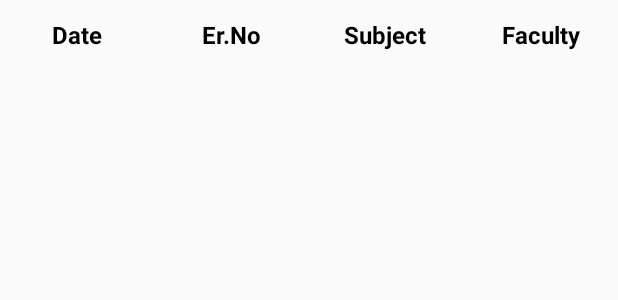
After one commit to shrungBhatt/ErNexus, an Android app: the layout list_item_attendance_recycler_view.xml on its own in the app's theme, with its tools: preview values and no code run, on a phone screen of 412 x 824 dp. The commit adds this screen. Shown: the top 300 px of the screen. Run offline under Robolectric (Android 15) with nearby library versions, the phone set to English and light mode, and no system bars.

Commit message:
22/3/2017

```diff
--- a/app/src/main/java/com/example/andorid/ersnexus/database/attendance/AttendanceBaseHelper.java
+++ b/app/src/main/java/com/example/andorid/ersnexus/database/attendance/AttendanceBaseHelper.java
@@ -42,4 +42,7 @@ public class AttendanceBaseHelper extends SQLiteOpenHelper{
     public void onUpgrade (SQLiteDatabase db, int oldVersion, int newVersion) {
 
     }
+
+
+
 }
--- a/app/src/main/java/com/example/andorid/ersnexus/userscanattendance/UserScanAttendanceFragment.java
+++ b/app/src/main/java/com/example/andorid/ersnexus/userscanattendance/UserScanAttendanceFragment.java
@@ -2,6 +2,7 @@ package com.example.andorid.ersnexus.userscanattendance;
 
 import android.content.Intent;
 import android.os.Bundle;
+import android.support.design.widget.Snackbar;
 import android.support.v4.app.Fragment;
 import android.view.LayoutInflater;
 import android.view.View;
@@ -78,6 +79,8 @@ public class UserScanAttendanceFragment extends Fragment {
                 attendanceData.getSubjectCode();
                 attendanceData.getFacultyCode();
                 AttendanceLab.get(getActivity()).addAttendance(attendanceData);
+
+                Snackbar.make(getView(),"Attendance Submitted",Snackbar.LENGTH_SHORT).show();
             }
         });
 
--- a/app/src/main/res/layout/fragment_user_scan_attendance.xml
+++ b/app/src/main/res/layout/fragment_user_scan_attendance.xml
@@ -9,9 +9,6 @@
     <LinearLayout
         android:layout_width="match_parent"
         android:layout_height="wrap_content"
-        android:layout_alignParentLeft="true"
-        android:layout_alignParentStart="true"
-        android:layout_alignParentTop="true"
         android:orientation="vertical">
 
         <TextView
--- /dev/null
+++ b/app/src/main/res/layout/list_item_attendance_recycler_view.xml
@@ -0,0 +1,122 @@
+<?xml version="1.0" encoding="utf-8"?>
+
+<LinearLayout
+    xmlns:android="http://schemas.android.com/apk/res/android"
+    android:layout_width="match_parent"
+    android:layout_height="wrap_content"
+    android:orientation="horizontal"
+    android:layout_marginBottom="12dp">
+
+    <LinearLayout
+        android:layout_width="0dp"
+        android:layout_height="wrap_content"
+        android:layout_weight="1"
+        android:orientation="vertical">
+
+        <TextView
+            android:layout_width="match_parent"
+            android:layout_height="wrap_content"
+            android:layout_marginBottom="@dimen/layout_marginBottom"
+            android:layout_marginTop="@dimen/layout_marginTop"
+            android:text="Date"
+            android:layout_gravity="center"
+            android:gravity="center"
+            android:textColor="@android:color/black"
+            android:textSize="16sp"
+            android:textStyle="bold"/>
+
+        <TextView
+            android:id="@+id/date_list_item_textView"
+            android:layout_width="match_parent"
+            android:layout_height="wrap_content"
+            android:layout_gravity="center"
+            android:gravity="center"
+            android:textSize="14sp"/>
+    </LinearLayout>
+
+    <LinearLayout
+        android:layout_width="0dp"
+        android:layout_height="wrap_content"
+        android:layout_weight="1"
+        android:orientation="vertical">
+
+        <TextView
+            android:layout_width="match_parent"
+            android:layout_height="wrap_content"
+            android:layout_gravity="center"
+            android:gravity="center"
+            android:layout_marginBottom="@dimen/layout_marginBottom"
+
+            android:layout_marginTop="@dimen/layout_marginTop"
+            android:text="Er.No"
+            android:textColor="@android:color/black"
+            android:textSize="16sp"
+            android:textStyle="bold"/>
+
+        <TextView
+            android:id="@+id/erNo_code_list_item_textView"
+            android:layout_width="match_parent"
+            android:layout_height="wrap_content"
+            android:layout_gravity="center"
+            android:gravity="center"
+            android:textSize="14sp"/>
+    </LinearLayout>
+
+    <LinearLayout
+        android:layout_width="0dp"
+        android:layout_height="wrap_content"
+        android:layout_weight="1"
+        android:orientation="vertical">
+
+        <TextView
+            android:id="@+id/textView3"
+            android:layout_width="match_parent"
+            android:layout_height="wrap_content"
+            android:layout_gravity="center"
+            android:gravity="center"
+            android:layout_marginBottom="@dimen/layout_marginBottom"
+
+            android:layout_marginTop="@dimen/layout_marginTop"
+            android:text="Subject"
+            android:textColor="@android:color/black"
+            android:textSize="16sp"
+            android:textStyle="bold"/>
+
+        <TextView
+            android:id="@+id/subject_code_list_item_textView"
+            android:layout_width="match_parent"
+            android:layout_height="wrap_content"
+            android:layout_gravity="center"
+            android:gravity="center"
+            android:textSize="14sp"/>
+    </LinearLayout>
+
+    <LinearLayout
+        android:layout_width="0dp"
+        android:layout_height="wrap_content"
+        android:layout_weight="1"
+        android:orientation="vertical">
+
+        <TextView
+            android:layout_width="match_parent"
+            android:layout_height="wrap_content"
+            android:layout_gravity="center"
+            android:gravity="center"
+            android:layout_marginBottom="@dimen/layout_marginBottom"
+            android:layout_marginTop="@dimen/layout_marginTop"
+            android:text="Faculty"
+            android:textColor="@android:color/black"
+            android:textSize="16sp"
+            android:textStyle="bold"/>
+
+
+        <TextView
+            android:id="@+id/faculty_code_list_item_textView"
+            android:layout_width="match_parent"
+            android:layout_height="wrap_content"
+            android:layout_gravity="center"
+            android:gravity="center"
+            android:textSize="14sp"/>
+    </LinearLayout>
+
+</LinearLayout>
```
Also changed, not shown: app/src/main/java/com/example/andorid/ersnexus/database/attendance/AttendanceCursorWrapper.java (added, +29 -0 lines), app/src/main/java/com/example/andorid/ersnexus/database/attendance/AttendanceLab.java (+35 -0 lines), app/src/main/java/com/example/andorid/ersnexus/userprofile/tabs/Attendance.java (+96 -5 lines), app/src/main/res/layout/tab_attendance.xml (+11 -0 lines).
